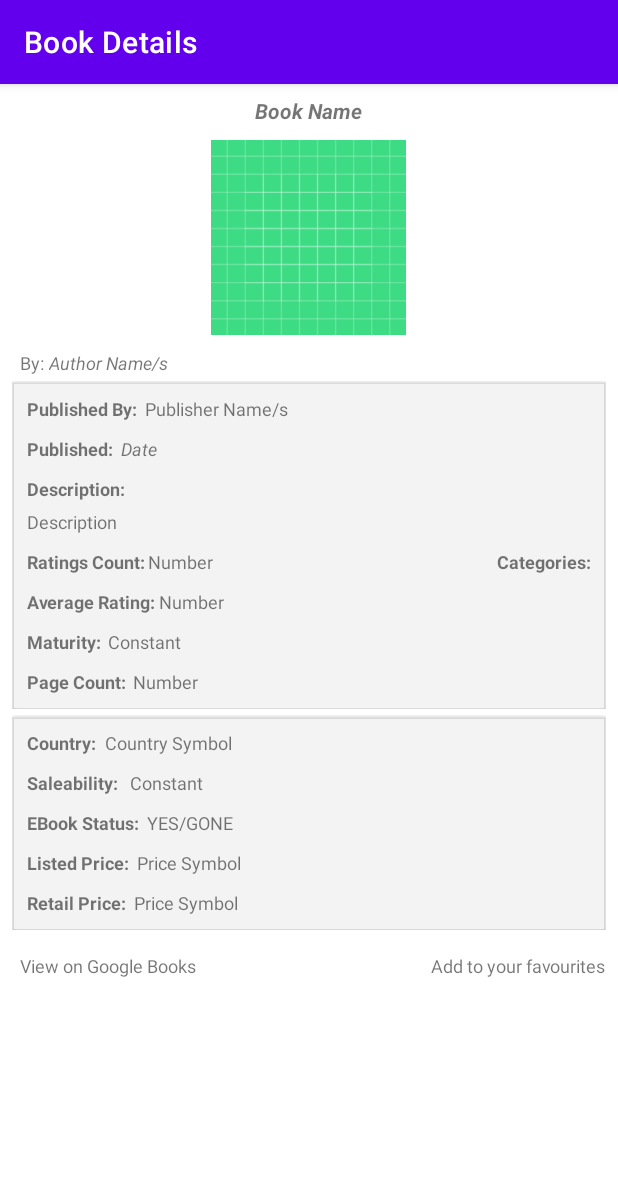
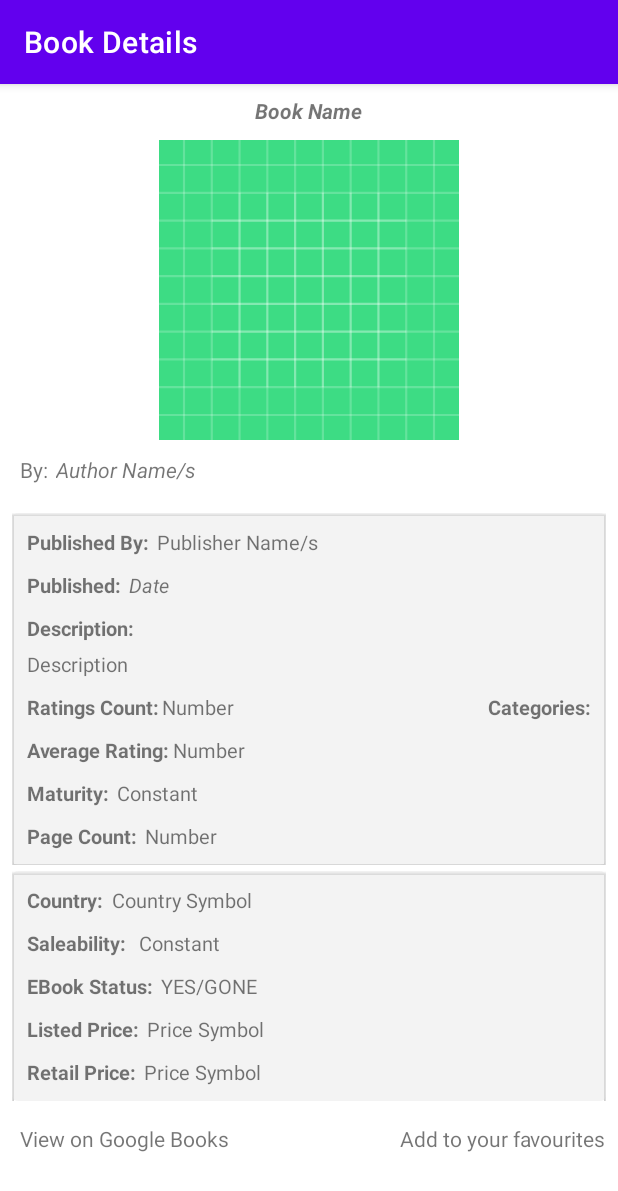
Before and after one commit to ahmedferkous/BookReviewer, an Android app: the BookActivity screen opened directly, with no data from a screen before it, on a phone screen of 412 x 824 dp. Shown: the top 1191 px of the screen. Run offline under Robolectric (Android 15) with nearby library versions, the phone set to English and light mode, and no system bars; pictures from the network do not load.

```diff
--- a/app/src/main/java/com/example/bookreviewer/Activities/FavouritesActivity.java
+++ b/app/src/main/java/com/example/bookreviewer/Activities/FavouritesActivity.java
@@ -40,6 +40,7 @@ public class FavouritesActivity extends AppCompatActivity implements BooksAdapte
     @Override
     public void onBackPressed() {
         Intent mainActivityIntent = new Intent(this, MainActivity.class);
+        mainActivityIntent.setFlags(Intent.FLAG_ACTIVITY_CLEAR_TASK | Intent.FLAG_ACTIVITY_NEW_TASK);
         startActivity(mainActivityIntent);;
     }
 
--- a/app/src/main/java/com/example/bookreviewer/Activities/MainActivity.java
+++ b/app/src/main/java/com/example/bookreviewer/Activities/MainActivity.java
@@ -56,4 +56,5 @@ public class MainActivity extends AppCompatActivity {
             }
         });
     }
+
 }
--- a/app/src/main/res/layout/book_layout.xml
+++ b/app/src/main/res/layout/book_layout.xml
@@ -31,18 +31,31 @@
 
                 <ImageView
                     android:id="@+id/bookImageView"
-                    android:layout_width="130dp"
-                    android:layout_height="130dp"
+                    android:layout_width="200dp"
+                    android:layout_height="200dp"
                     android:layout_below="@id/bookName"
                     android:layout_centerHorizontal="true"
                     android:layout_marginTop="10dp"
                     android:src="@drawable/ic_launcher_background" />
+
+                <TextView
+                    android:id="@+id/txtNoImageWarning"
+                    android:layout_width="wrap_content"
+                    android:layout_height="wrap_content"
+                    android:layout_below="@id/bookName"
+                    android:layout_centerInParent="true"
+                    android:layout_marginTop="10dp"
+                    android:text="Image Unavailable"
+                    android:textSize="14sp"
+                    android:visibility="gone" />
+
+
             </RelativeLayout>
 
             <HorizontalScrollView
+                android:id="@+id/authorPublishedDateHorizontalScrollView"
                 android:layout_width="wrap_content"
                 android:layout_height="wrap_content"
-                android:id="@+id/authorPublishedDateHorizontalScrollView"
                 android:layout_below="@id/bookImageTextRelLayout"
                 android:layout_marginTop="10dp">
 
@@ -57,16 +70,16 @@
                         android:layout_height="wrap_content"
                         android:layout_marginStart="5dp"
                         android:text="By:"
-                        android:textSize="12sp" />
+                        android:textSize="14sp" />
 
                     <TextView
                         android:id="@+id/txtAuthorNames"
                         android:layout_width="wrap_content"
                         android:layout_height="wrap_content"
-                        android:layout_marginLeft="3dp"
+                        android:layout_marginLeft="5dp"
                         android:layout_toRightOf="@id/txtAuthorBy"
                         android:text="Author Name/s"
-                        android:textSize="12sp"
+                        android:textSize="14sp"
                         android:textStyle="italic" />
 
                 </RelativeLayout>
@@ -77,7 +90,8 @@
                 android:id="@+id/mainRelLayout"
                 android:layout_width="match_parent"
                 android:layout_height="wrap_content"
-                android:layout_below="@id/authorPublishedDateHorizontalScrollView">
+                android:layout_below="@id/authorPublishedDateHorizontalScrollView"
+                android:layout_marginTop="15dp">
 
                 <RelativeLayout
                     android:id="@+id/volumeRelLayout"
@@ -89,9 +103,9 @@
                         android:id="@+id/cardView"
                         android:layout_width="match_parent"
                         android:layout_height="wrap_content"
+                        android:backgroundTint="#6DE3E2E2"
                         android:elevation="20dp"
-                        android:outlineProvider="paddedBounds"
-                        android:backgroundTint="#6DE3E2E2">
+                        android:outlineProvider="paddedBounds">
 
                         <RelativeLayout
                             android:layout_width="wrap_content"
@@ -109,7 +123,7 @@
                                     android:layout_width="wrap_content"
                                     android:layout_height="wrap_content"
                                     android:text="Published By:"
-                                    android:textSize="12sp"
+                                    android:textSize="13sp"
                                     android:textStyle="bold" />
 
                                 <TextView
@@ -118,14 +132,14 @@
                                     android:layout_height="wrap_content"
                                     android:layout_marginLeft="5dp"
                                     android:text="Publisher Name/s"
-                                    android:textSize="12sp" />
+                                    android:textSize="13sp" />
 
                             </LinearLayout>
 
                             <RelativeLayout
+                                android:id="@+id/pubDateRelLayout"
                                 android:layout_width="wrap_content"
                                 android:layout_height="wrap_content"
-                                android:id="@+id/pubDateRelLayout"
                                 android:layout_below="@id/pubNameLinLayout"
                                 android:layout_marginTop="10dp">
 
@@ -134,17 +148,17 @@
                                     android:layout_width="wrap_content"
                                     android:layout_height="wrap_content"
                                     android:text="Published:"
-                                    android:textStyle="bold"
-                                    android:textSize="12sp"/>
+                                    android:textSize="13sp"
+                                    android:textStyle="bold" />
 
                                 <TextView
                                     android:id="@+id/txtPubDate"
                                     android:layout_width="wrap_content"
                                     android:layout_height="wrap_content"
+                                    android:layout_marginLeft="5dp"
                                     android:layout_toRightOf="@id/txtPubBy"
-                                    android:layout_marginLeft="5dp"
                                     android:text="Date"
-                                    android:textSize="12sp"
+                                    android:textSize="13sp"
                                     android:textStyle="italic" />
 
                             </RelativeLayout>
@@ -156,7 +170,7 @@
                                 android:layout_below="@id/pubDateRelLayout"
                                 android:layout_marginTop="10dp"
                                 android:text="Description:"
-                                android:textSize="12sp"
+                                android:textSize="13sp"
                                 android:textStyle="bold" />
 
                             <TextView
@@ -166,7 +180,7 @@
                                 android:layout_below="@id/txtDecBy"
                                 android:layout_marginTop="5dp"
                                 android:text="Description"
-                                android:textSize="12sp"/>
+                                android:textSize="13sp" />
 
                             <LinearLayout
                                 android:id="@+id/ratingsLinLayout"
@@ -179,7 +193,7 @@
                                     android:layout_width="wrap_content"
                                     android:layout_height="wrap_content"
                                     android:text="Ratings Count:"
-                                    android:textSize="12sp"
+                                    android:textSize="13sp"
                                     android:textStyle="bold" />
 
                                 <TextView
@@ -188,7 +202,7 @@
                                     android:layout_height="wrap_content"
                                     android:layout_marginLeft="2dp"
                                     android:text="Number"
-                                    android:textSize="12sp" />
+                                    android:textSize="13sp" />
 
                             </LinearLayout>
 
@@ -203,7 +217,7 @@
                                     android:layout_width="wrap_content"
                                     android:layout_height="wrap_content"
                                     android:text="Average Rating:"
-                                    android:textSize="12sp"
+                                    android:textSize="13sp"
                                     android:textStyle="bold" />
 
                                 <TextView
@@ -212,7 +226,7 @@
                                     android:layout_height="wrap_content"
                                     android:layout_marginLeft="2dp"
                                     android:text="Number"
-                                    android:textSize="12sp" />
+                                    android:textSize="13sp" />
 
                             </LinearLayout>
 
@@ -227,7 +241,7 @@
                                     android:layout_width="wrap_content"
                                     android:layout_height="wrap_content"
                                     android:text="Maturity: "
-                                    android:textSize="12sp"
+                                    android:textSize="13sp"
                                     android:textStyle="bold" />
 
                                 <TextView
@@ -236,7 +250,7 @@
                                     android:layout_height="wrap_content"
                                     android:layout_marginLeft="2dp"
                                     android:text="Constant"
-                                    android:textSize="12sp" />
+                                    android:textSize="13sp" />
 
                             </LinearLayout>
 
@@ -251,7 +265,7 @@
                                     android:layout_width="wrap_content"
                                     android:layout_height="wrap_content"
                                     android:text="Page Count: "
-                                    android:textSize="12sp"
+                                    android:textSize="13sp"
                                     android:textStyle="bold" />
 
                                 <TextView
@@ -260,7 +274,7 @@
                                     android:layout_height="wrap_content"
                                     android:layout_marginLeft="2dp"
                                     android:text="Number"
-                                    android:textSize="12sp" />
+                                    android:textSize="13sp" />
 
                             </LinearLayout>
 
@@ -270,15 +284,14 @@
                                 android:layout_height="wrap_content"
                                 android:layout_below="@id/txtDescription"
                                 android:layout_alignParentEnd="true"
-                                android:layout_marginTop="10dp"
-                                >
+                                android:layout_marginTop="10dp">
 
                                 <TextView
                                     android:id="@+id/txtCategories"
                                     android:layout_width="wrap_content"
                                     android:layout_height="wrap_content"
                                     android:text="Categories:"
-                                    android:textSize="12sp"
+                                    android:textSize="13sp"
                                     android:textStyle="bold" />
 
                                 <androidx.recyclerview.widget.RecyclerView
@@ -305,14 +318,14 @@
                         android:id="@+id/cardViewSaleInfo"
                         android:layout_width="match_parent"
                         android:layout_height="wrap_content"
+                        android:backgroundTint="#6DE3E2E2"
                         android:elevation="20dp"
-                        android:outlineProvider="paddedBounds"
-                        android:backgroundTint="#6DE3E2E2">
+                        android:outlineProvider="paddedBounds">
 
                         <RelativeLayout
+                            android:id="@+id/countryRelLayout"
                             android:layout_width="wrap_content"
                             android:layout_height="wrap_content"
-                            android:id="@+id/countryRelLayout"
                             android:layout_margin="10dp"
                             android:layout_marginBottom="20dp">
 
@@ -326,7 +339,7 @@
                                     android:layout_width="wrap_content"
                                     android:layout_height="wrap_content"
                                     android:text="Country:"
-                                    android:textSize="12sp"
+                                    android:textSize="13sp"
                                     android:textStyle="bold" />
 
                                 <TextView
@@ -336,7 +349,7 @@
                                     android:layout_marginLeft="5dp"
                                     android:layout_toRightOf="@id/txtCountryBy"
                                     android:text="Country Symbol"
-                                    android:textSize="12sp" />
+                                    android:textSize="13sp" />
 
                             </RelativeLayout>
 
@@ -352,7 +365,7 @@
                                     android:layout_width="wrap_content"
                                     android:layout_height="wrap_content"
                                     android:text="Saleability: "
-                                    android:textSize="12sp"
+                                    android:textSize="13sp"
                                     android:textStyle="bold" />
 
                                 <TextView
@@ -362,7 +375,7 @@
                                     android:layout_marginLeft="5dp"
                                     android:layout_toRightOf="@id/txtSaleBy"
                                     android:text="Constant"
-                                    android:textSize="12sp" />
+                                    android:textSize="13sp" />
 
                             </RelativeLayout>
 
@@ -378,7 +391,7 @@
                                     android:layout_width="wrap_content"
                                     android:layout_height="wrap_content"
                                     android:text="EBook Status:"
-                                    android:textSize="12sp"
+                                    android:textSize="13sp"
                                     android:textStyle="bold" />
 
                                 <TextView
@@ -388,7 +401,7 @@
                                     android:layout_marginLeft="5dp"
                                     android:layout_toRightOf="@id/txtEbookBy"
                                     android:text="YES/GONE"
-                                    android:textSize="12sp" />
+                                    android:textSize="13sp" />
 
                             </RelativeLayout>
 
@@ -404,7 +417,7 @@
                                     android:layout_width="wrap_content"
                                     android:layout_height="wrap_content"
                                     android:text="Listed Price:"
-                                    android:textSize="12sp"
+                                    android:textSize="13sp"
                                     android:textStyle="bold" />
 
                                 <TextView
@@ -414,7 +427,7 @@
                                     android:layout_marginLeft="5dp"
                                     android:layout_toRightOf="@id/txtListedPriceBy"
                                     android:text="Price Symbol"
-                                    android:textSize="12sp" />
+                                    android:textSize="13sp" />
 
                             </RelativeLayout>
 
@@ -430,7 +443,7 @@
                                     android:layout_width="wrap_content"
                                     android:layout_height="wrap_content"
                                     android:text="Retail Price:"
-                                    android:textSize="12sp"
+                                    android:textSize="13sp"
                                     android:textStyle="bold" />
 
                                 <TextView
@@ -440,7 +453,7 @@
                                     android:layout_marginLeft="5dp"
                                     android:layout_toRightOf="@id/txtRetailPriceBy"
                                     android:text="Price Symbol"
-                                    android:textSize="12sp" />
+                                    android:textSize="13sp" />
 
                             </RelativeLayout>
 
@@ -465,7 +478,7 @@
                     android:layout_height="wrap_content"
                     android:layout_marginStart="5dp"
                     android:text="View on Google Books"
-                    android:textSize="12sp" />
+                    android:textSize="14sp" />
 
                 <TextView
                     android:id="@+id/txtAddToFavourites"
@@ -473,7 +486,7 @@
                     android:layout_height="wrap_content"
                     android:layout_alignParentEnd="true"
                     android:text="Add to your favourites"
-                    android:textSize="12sp" />
+                    android:textSize="14sp" />
 
             </RelativeLayout>
 
--- a/app/src/main/res/layout/list_item.xml
+++ b/app/src/main/res/layout/list_item.xml
@@ -8,6 +8,6 @@
         android:layout_height="wrap_content"
         android:text="Item Name"
         android:id="@+id/txtItemName"
-        android:textSize="12sp"/>
+        android:textSize="13sp"/>
 
 </RelativeLayout>
```
Also changed, not shown: app/src/main/java/com/example/bookreviewer/Activities/BookActivity.java (+22 -9 lines), app/src/main/java/com/example/bookreviewer/Activities/SearchActivity.java (+33 -3 lines), app/src/main/java/com/example/bookreviewer/Adapters/BooksAdapter.java (+12 -10 lines), app/src/main/res/layout/activity_search.xml (+66 -45 lines), app/src/main/res/layout/book_item.xml (+10 -2 lines).
